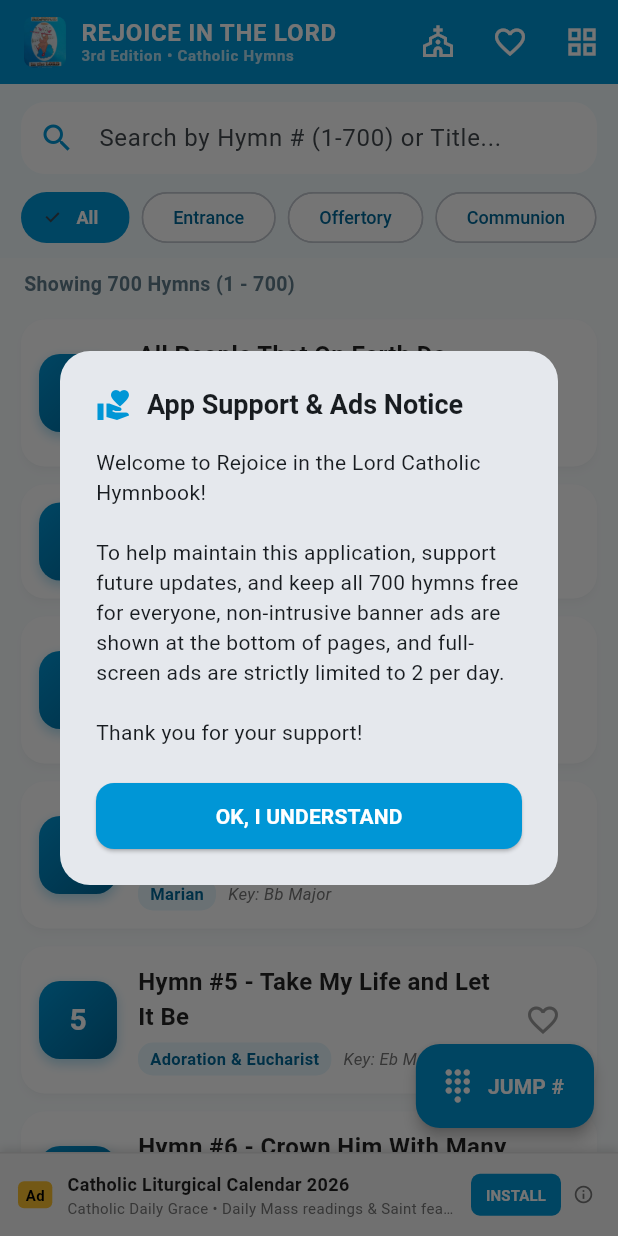
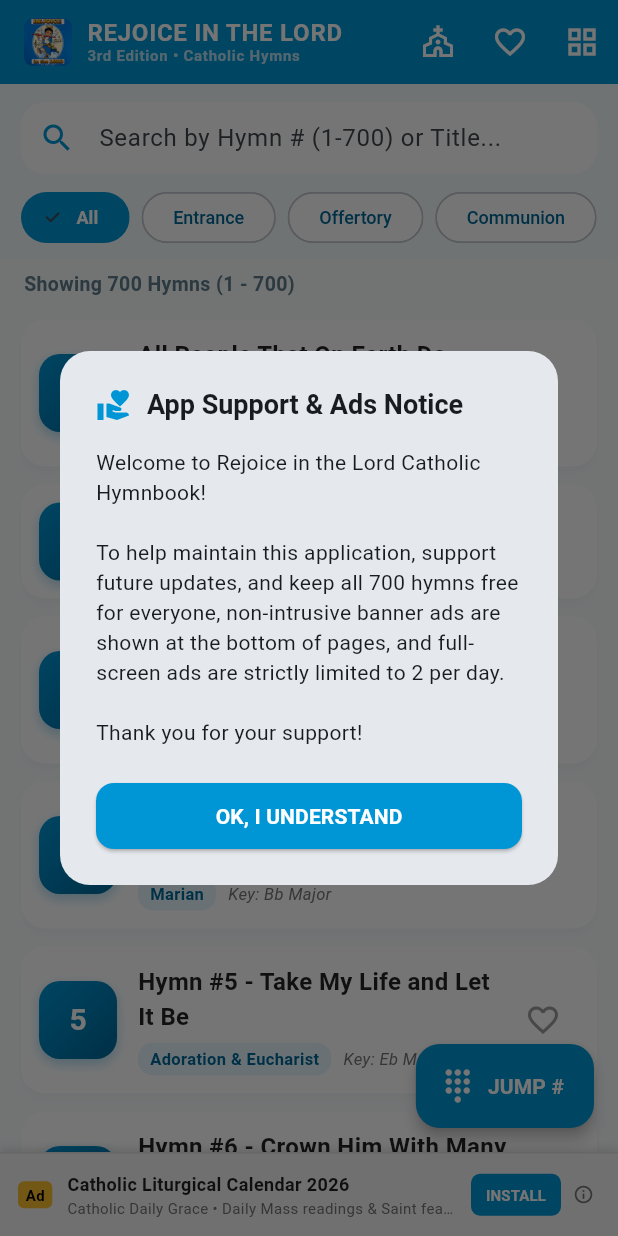
Before and after one commit to DamaMichaelYohanna/Rejoice_in_the_Lord, a Flutter app: the screen it shows after launch, after a tap on an icon or button, on a phone screen of 412 x 824 dp. Run offline on Flutter 3.47's test engine with Material 3 defaults, Android fonts, the phone set to English and light mode, and no system bars; our stand-ins replace google_mobile_ads, shared_preferences; network calls fail.

Commit message:
Update splash screen artwork and generate new app icons across all platforms

```diff
--- a/lib/screens/home_screen.dart
+++ b/lib/screens/home_screen.dart
@@ -165,8 +165,8 @@
               borderRadius: BorderRadius.circular(6),
               child: Image.asset(
                 'assets/images/cover.jpg',
-                width: 28,
-                height: 34,
+                width: 32,
+                height: 32,
                 fit: BoxFit.cover,
                 errorBuilder: (context, error, stackTrace) =>
                     const Icon(Icons.menu_book, color: Colors.white),
--- a/lib/screens/splash_screen.dart
+++ b/lib/screens/splash_screen.dart
@@ -136,24 +136,24 @@
                                 borderRadius: BorderRadius.circular(22),
                                 child: Image.asset(
                                   'assets/images/cover.jpg',
-                                  width: 250,
-                                  height: 330,
+                                  width: 260,
+                                  height: 260,
                                   fit: BoxFit.cover,
                                   errorBuilder: (context, error, stackTrace) {
                                     return Container(
-                                      width: 250,
-                                      height: 330,
+                                      width: 260,
+                                      height: 260,
                                       color: Colors.white,
                                       child: const Column(
                                         mainAxisAlignment: MainAxisAlignment.center,
                                         children: [
-                                          Icon(Icons.music_note, size: 80, color: AppTheme.cyanPrimary),
-                                          SizedBox(height: 16),
+                                          Icon(Icons.music_note, size: 70, color: AppTheme.cyanPrimary),
+                                          SizedBox(height: 12),
                                           Text(
                                             "REJOICE\nIN THE LORD",
                                             textAlign: TextAlign.center,
                                             style: TextStyle(
-                                              fontSize: 24,
+                                              fontSize: 22,
                                               fontWeight: FontWeight.bold,
                                               color: AppTheme.cyanDark,
                                             ),
@@ -165,7 +165,7 @@
                                 ),
                               ),
                             ),
-                            const SizedBox(height: 32),
+                            const SizedBox(height: 28),
                             // Clean App Title & Subtitle (No 3rd Edition badge)
                             const Text(
                               "REJOICE IN THE LORD",
--- a/pubspec.yaml
+++ b/pubspec.yaml
@@ -19,7 +19,7 @@
 version: 1.0.0+1
 
 environment:
-  sdk: ^3.11.5
+  sdk: '>=3.9.0 <4.0.0'
 
 # Dependencies specify other packages that your package needs in order to work.
 # To automatically upgrade your package dependencies to the latest versions
```
Also changed, not shown: assets/images/app_icon.png (added), assets/images/cover.jpg, pubspec.lock, 33 other files.
